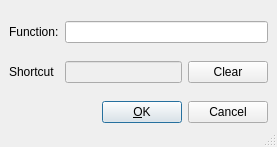
cburschka/lyx, file src/frontends/qt4/ui/ShortcutUi.ui: the form before one commit.
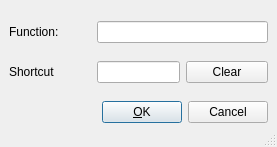
The form after the commit. Custom widgets are drawn as their Qt base class.

Commit message: Properly extend qt standard widgets, remove the search button in PrefShortcuts. 	*  src/frontends/qt4/ui/ShortcutUi.ui: use ShortcutLineEdit 	*  src/frontends/qt4/ui/PrefShortcutsUi.ui: remove searchPB 	*  src/frontends/qt4/CustomizedWidgets.h|cpp: define ShortcutLineEdit and SearchLineEdit. 	*  src/frontends/qt4/GuiPrefs.h|cpp: remove ShortcutEdit 	*  src/frontends/qt4/Makefile.am: build system changes 	*  development/scons/scons_manifest.py

```diff
--- a/src/frontends/qt4/ui/ShortcutUi.ui
+++ b/src/frontends/qt4/ui/ShortcutUi.ui
@@ -30,27 +30,6 @@
    <property name="spacing" >
     <number>6</number>
    </property>
-   <item row="1" column="1" >
-    <widget class="QLineEdit" name="placeholderLE" >
-     <property name="enabled" >
-      <bool>false</bool>
-     </property>
-     <property name="sizePolicy" >
-      <sizepolicy>
-       <hsizetype>7</hsizetype>
-       <vsizetype>0</vsizetype>
-       <horstretch>0</horstretch>
-       <verstretch>0</verstretch>
-      </sizepolicy>
-     </property>
-     <property name="toolTip" >
-      <string>Enter BibTeX database name</string>
-     </property>
-     <property name="text" >
-      <string/>
-     </property>
-    </widget>
-   </item>
    <item row="0" column="1" colspan="2" >
     <widget class="QLineEdit" name="lfunLE" >
      <property name="sizePolicy" >
@@ -139,8 +118,36 @@
      </item>
     </layout>
    </item>
+   <item row="1" column="1" >
+    <widget class="ShortcutLineEdit" name="shortcutLE" >
+     <property name="enabled" >
+      <bool>true</bool>
+     </property>
+     <property name="sizePolicy" >
+      <sizepolicy>
+       <hsizetype>13</hsizetype>
+       <vsizetype>13</vsizetype>
+       <horstretch>0</horstretch>
+       <verstretch>0</verstretch>
+      </sizepolicy>
+     </property>
+     <property name="toolTip" >
+      <string>Enter BibTeX database name</string>
+     </property>
+     <property name="text" >
+      <string/>
+     </property>
+    </widget>
+   </item>
   </layout>
  </widget>
+ <customwidgets>
+  <customwidget>
+   <class>ShortcutLineEdit</class>
+   <extends>QLineEdit</extends>
+   <header>CustomizedWidgets.h</header>
+  </customwidget>
+ </customwidgets>
  <tabstops>
   <tabstop>lfunLE</tabstop>
   <tabstop>okPB</tabstop>
```
The commit also changes 7 other files.
